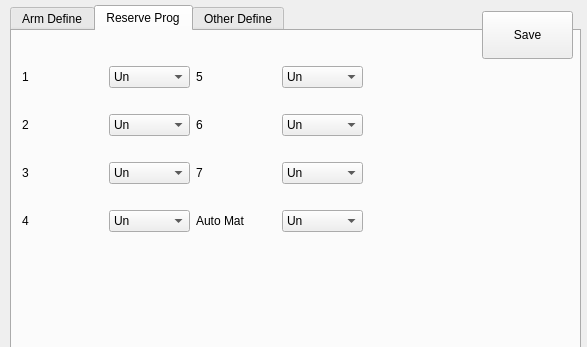
Qt form hcsettings/icstructdefineframe.ui (GaussCheng/2-5AxisPunch) before a commit.
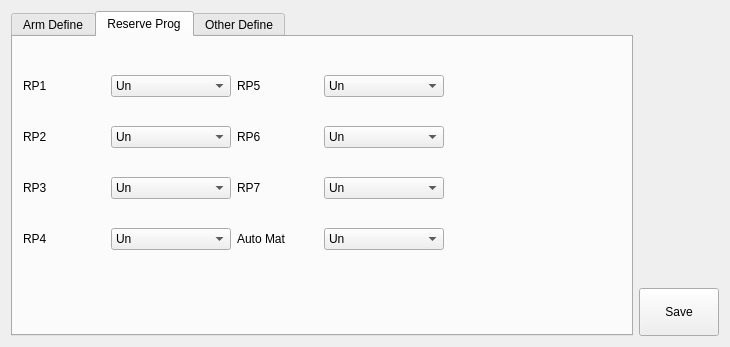
The same form after that commit. The open tabs and pages were chosen to show the change. Icons and pictures are not drawn. Custom widgets are drawn as their Qt base class.

```diff
--- a/hcsettings/icstructdefineframe.ui
+++ b/hcsettings/icstructdefineframe.ui
@@ -6,7 +6,7 @@
    <rect>
     <x>0</x>
     <y>0</y>
-    <width>587</width>
+    <width>730</width>
     <height>347</height>
    </rect>
   </property>
@@ -21,15 +21,9 @@
 }
 </string>
   </property>
+  <layout class="QHBoxLayout" name="horizontalLayout">
+   <item>
   <widget class="ICTabWidget" name="tabWidget">
-   <property name="geometry">
-    <rect>
-     <x>10</x>
-     <y>5</y>
-     <width>571</width>
-     <height>356</height>
-    </rect>
-   </property>
    <property name="currentIndex">
     <number>0</number>
    </property>
@@ -502,20 +496,26 @@
       <rect>
        <x>10</x>
        <y>15</y>
-       <width>341</width>
-       <height>206</height>
+         <width>421</width>
+         <height>221</height>
       </rect>
      </property>
      <layout class="QGridLayout" name="gridLayout_2">
       <item row="2" column="2">
        <widget class="QLabel" name="label_17">
         <property name="text">
-         <string>7</string>
+           <string>RP7</string>
         </property>
        </widget>
       </item>
       <item row="3" column="1">
        <widget class="ICComboBox" name="rP4">
+          <property name="minimumSize">
+           <size>
+            <width>120</width>
+            <height>0</height>
+           </size>
+          </property>
         <item>
          <property name="text">
           <string>Un</string>
@@ -530,6 +530,12 @@
       </item>
       <item row="1" column="3">
        <widget class="ICComboBox" name="rP6">
+          <property name="minimumSize">
+           <size>
+            <width>120</width>
+            <height>0</height>
+           </size>
+          </property>
         <item>
          <property name="text">
           <string>Un</string>
@@ -545,26 +551,32 @@
       <item row="2" column="0">
        <widget class="QLabel" name="label_8">
         <property name="text">
-         <string>3</string>
+           <string>RP3</string>
         </property>
        </widget>
       </item>
       <item row="0" column="2">
        <widget class="QLabel" name="label_18">
         <property name="text">
-         <string>5</string>
+           <string>RP5</string>
         </property>
        </widget>
       </item>
       <item row="1" column="2">
        <widget class="QLabel" name="label_11">
         <property name="text">
-         <string>6</string>
+           <string>RP6</string>
         </property>
        </widget>
       </item>
       <item row="2" column="3">
        <widget class="ICComboBox" name="rP7">
+          <property name="minimumSize">
+           <size>
+            <width>120</width>
+            <height>0</height>
+           </size>
+          </property>
         <item>
          <property name="text">
           <string>Un</string>
@@ -580,19 +592,25 @@
       <item row="0" column="0">
        <widget class="QLabel" name="label_3">
         <property name="text">
-         <string>1</string>
+           <string>RP1</string>
         </property>
        </widget>
       </item>
       <item row="1" column="0">
        <widget class="QLabel" name="label_4">
         <property name="text">
-         <string>2</string>
+           <string>RP2</string>
         </property>
        </widget>
       </item>
       <item row="0" column="1">
        <widget class="ICComboBox" name="rP1">
+          <property name="minimumSize">
+           <size>
+            <width>120</width>
+            <height>0</height>
+           </size>
+          </property>
         <item>
          <property name="text">
           <string>Un</string>
@@ -607,6 +625,12 @@
       </item>
       <item row="1" column="1">
        <widget class="ICComboBox" name="rP2">
+          <property name="minimumSize">
+           <size>
+            <width>120</width>
+            <height>0</height>
+           </size>
+          </property>
         <item>
          <property name="text">
           <string>Un</string>
@@ -621,6 +645,12 @@
       </item>
       <item row="2" column="1">
        <widget class="ICComboBox" name="rP3">
+          <property name="minimumSize">
+           <size>
+            <width>120</width>
+            <height>0</height>
+           </size>
+          </property>
         <item>
          <property name="text">
           <string>Un</string>
@@ -635,6 +665,12 @@
       </item>
       <item row="0" column="3">
        <widget class="ICComboBox" name="rP5">
+          <property name="minimumSize">
+           <size>
+            <width>120</width>
+            <height>0</height>
+           </size>
+          </property>
         <item>
          <property name="text">
           <string>Un</string>
@@ -650,7 +686,7 @@
       <item row="3" column="0">
        <widget class="QLabel" name="label_9">
         <property name="text">
-         <string>4</string>
+           <string>RP4</string>
         </property>
        </widget>
       </item>
@@ -663,6 +699,12 @@
       </item>
       <item row="3" column="3">
        <widget class="QComboBox" name="rP8">
+          <property name="minimumSize">
+           <size>
+            <width>120</width>
+            <height>0</height>
+           </size>
+          </property>
         <item>
          <property name="text">
           <string>Un</string>
@@ -1024,16 +1066,22 @@
     </widget>
    </widget>
   </widget>
-  <widget class="QWidget" name="layoutWidget2">
-   <property name="geometry">
-    <rect>
-     <x>482</x>
-     <y>10</y>
-     <width>91</width>
-     <height>50</height>
-    </rect>
-   </property>
-   <layout class="QHBoxLayout" name="horizontalLayout_4">
+   </item>
+   <item>
+    <layout class="QVBoxLayout" name="verticalLayout_2">
+     <item>
+      <spacer name="verticalSpacer">
+       <property name="orientation">
+        <enum>Qt::Vertical</enum>
+       </property>
+       <property name="sizeHint" stdset="0">
+        <size>
+         <width>20</width>
+         <height>40</height>
+        </size>
+       </property>
+      </spacer>
+     </item>
     <item>
      <widget class="QPushButton" name="saveButton">
       <property name="minimumSize">
@@ -1054,7 +1102,8 @@
      </widget>
     </item>
    </layout>
-  </widget>
+   </item>
+  </layout>
  </widget>
  <customwidgets>
   <customwidget>
```
Left out of the diff: 76 changed lines with no effect on the pictures. Lines whose indentation alone changed are shown as unchanged.
